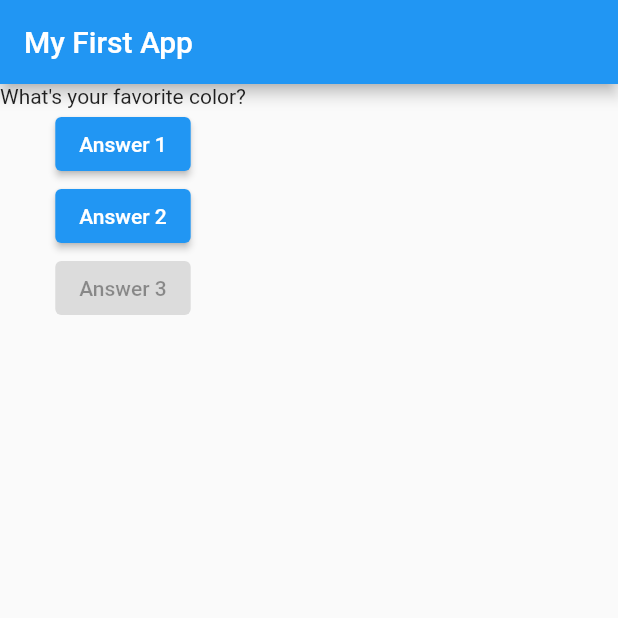
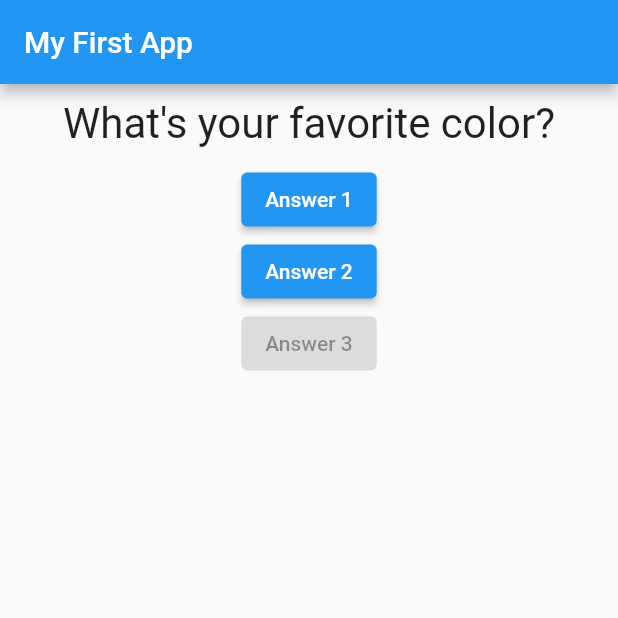
Before and after one commit to royrubin1/flutter_complete_guide, a Flutter app: the screen it shows after launch, on a phone screen of 412 x 824 dp, the top half of it. Run offline on Flutter 3.47's test engine with Material 2 defaults, Android fonts, the phone set to English and light mode, and no system bars.

Commit message:
class 40

```diff
--- a/lib/questions.dart
+++ b/lib/questions.dart
@@ -1,7 +1,3 @@
-import 'package:flutter/src/foundation/key.dart';
-import 'package:flutter/src/widgets/container.dart';
-import 'package:flutter/src/widgets/framework.dart';
-
 import 'package:flutter/material.dart';
 
 class Question extends StatelessWidget {
@@ -11,6 +7,14 @@ class Question extends StatelessWidget {
 
   @override
   Widget build(BuildContext context) {
-    return Text(questionText);
+    return Container(
+        // double.infinity = full width of device
+        width: double.infinity,
+        margin: EdgeInsets.all(10),
+        child: Text(
+          questionText,
+          style: TextStyle(fontSize: 28),
+          textAlign: TextAlign.center,
+        ));
   }
 }
```
